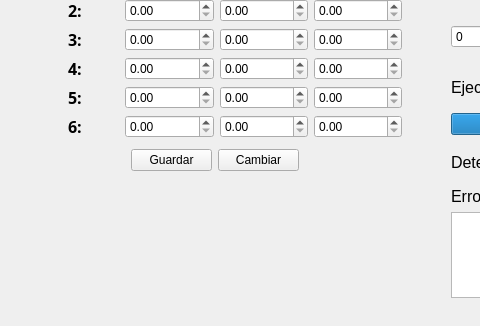
Before: the Qt Designer form mainwindow.ui in JeanPons183/InterfazKinova, drawn with Qt 5; both pictures show x 139 to 619 and y 232 to 558 of the 913 by 558 pixel window.
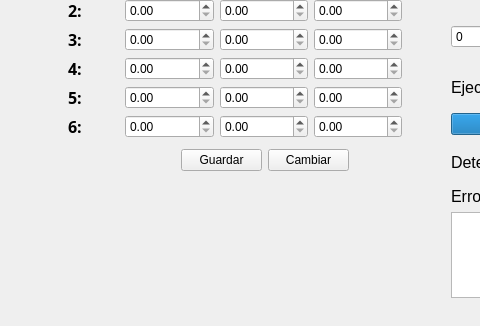
After: the same form once the commit is applied.

Patch:
```diff
--- a/mainwindow.ui
+++ b/mainwindow.ui
@@ -841,10 +841,10 @@
      </item>
     </layout>
    </widget>
-   <widget class="QWidget" name="">
+   <widget class="QWidget" name="layoutWidget">
     <property name="geometry">
      <rect>
-      <x>270</x>
+      <x>320</x>
       <y>360</y>
       <width>168</width>
       <height>26</height>
```
Left out of the diff: 29 changed lines with no effect on the pictures.
